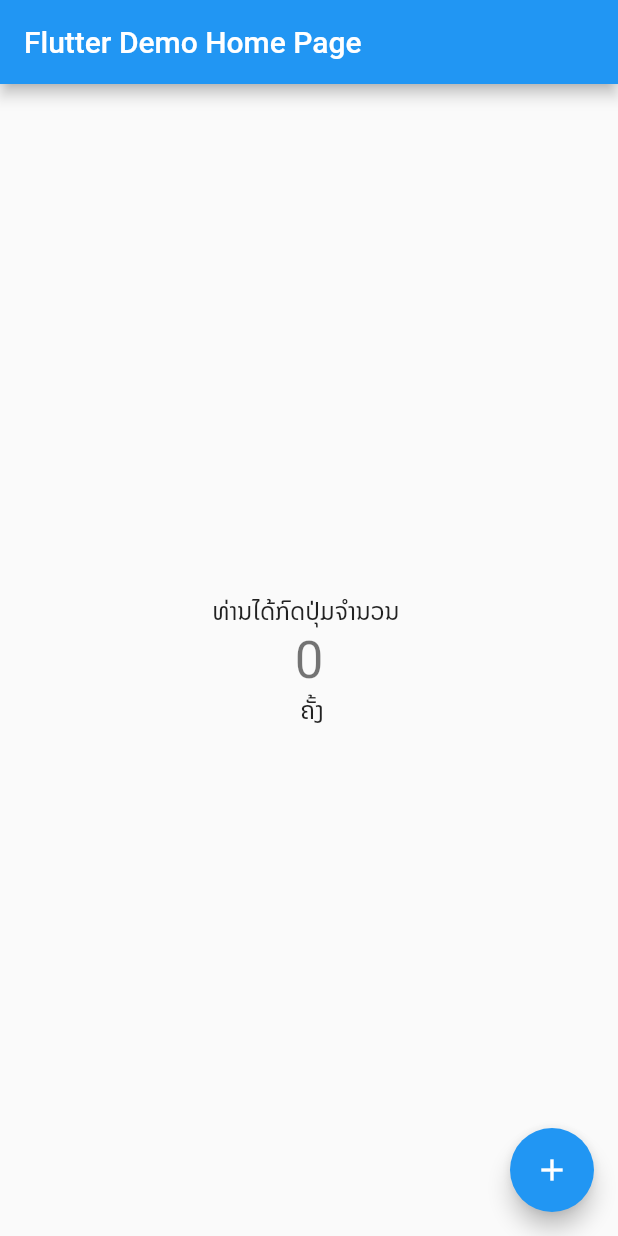
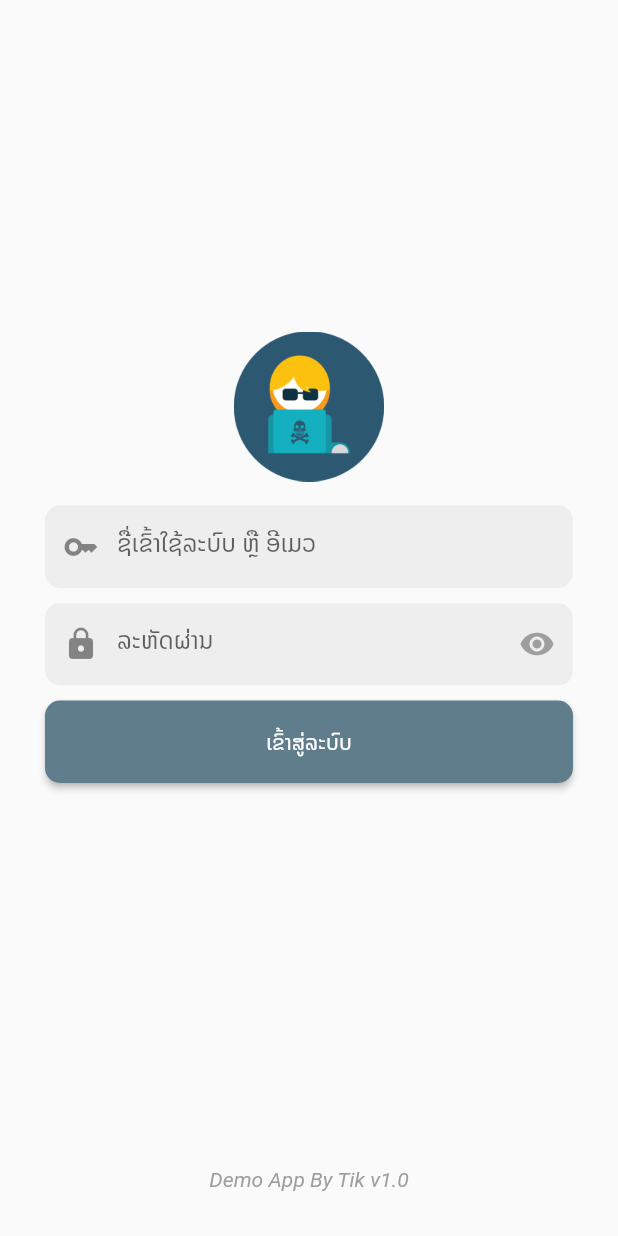
Before and after one commit to khamthalar/flutter_demo, a Flutter app: the screen it shows after launch, on a phone screen of 412 x 824 dp. Run offline on Flutter 3.47's test engine with Material 2 defaults, Android fonts, the phone set to English and light mode, and no system bars.

Commit message:
add login form

```diff
--- /dev/null
+++ b/lib/login.dart
@@ -0,0 +1,102 @@
+import 'package:flutter/material.dart';
+class Login extends StatefulWidget {
+  const Login({Key? key}) : super(key: key);
+
+  @override
+  State<Login> createState() => _LoginState();
+}
+
+class _LoginState extends State<Login> {
+  bool _obscureText = true;
+
+  @override
+  Widget build(BuildContext context) {
+    return Scaffold(
+      body: Padding(
+        padding: const EdgeInsets.all(30.0),
+        child: Column(
+          mainAxisAlignment: MainAxisAlignment.spaceBetween,
+          children: [
+            const SizedBox(height: 5,),
+            Column(
+              children: [
+                Image.asset(
+                  'images/logo.png',
+                  height: 100,
+                  width: 100,
+                ),
+                const SizedBox(height: 16),
+                SizedBox(
+                  height: 55,
+                  child: TextField(
+                    decoration: InputDecoration(
+                      prefixIcon: const Icon(Icons.key),
+                      hintText: 'ຊື່ເຂົ້າໃຊ້ລະບົບ ຫຼື ອີເມວ',
+                      hintStyle: const TextStyle(fontFamily: 'Noto Sans Lao'),
+                      border: OutlineInputBorder(
+                        borderRadius: BorderRadius.circular(10),
+                        borderSide: BorderSide.none,
+                      ),
+                      filled: true,
+                      fillColor: Colors.grey[200],
+                    ),
+                  ),
+                ),
+                const SizedBox(height: 10),
+                SizedBox(
+                  height: 55,
+                  child: TextFormField(
+                    obscureText: _obscureText,
+                    decoration: InputDecoration(
+                      prefixIcon: const Icon(Icons.lock),
+                      hintText: 'ລະຫັດຜ່ານ',
+                      hintStyle: const TextStyle(fontFamily: 'Noto Sans Lao'),
+                      suffixIcon: GestureDetector(
+                      onTap: () {
+                        setState(() {
+                          _obscureText = !_obscureText;
+                        });
+                      },
+                      child: Icon(
+                        _obscureText ? Icons.visibility : Icons.visibility_off,
+                        color: Colors.grey,
+                      ),
+                    ),
+                    border: OutlineInputBorder(
+                      borderRadius: BorderRadius.circular(10),
+                      borderSide: BorderSide.none,
+                    ),
+                    filled: true,
+                    fillColor: Colors.grey[200],
+                    ),
+                  ),
+                ),
+                const SizedBox(height: 10),
+                SizedBox(
+                  height: 55,
+                  width: double.infinity,
+                  child: ElevatedButton(
+                    onPressed: () {
+                        // Perform login action
+                    },
+                    child: const Text('ເຂົ້າສູ່ລະບົບ',style: TextStyle(fontFamily: 'Noto Sans Lao'),),
+                    style: ButtonStyle(
+                      shape: MaterialStateProperty.all(
+                        RoundedRectangleBorder(
+                          borderRadius: BorderRadius.circular(10),
+                          side: BorderSide.none,
+                        ),
+                      )
+                    )
+                  ),
+                ),
+                const SizedBox(height: 70),
+              ],
+            ),
+            const Text("Demo App By Tik v1.0", style: TextStyle(color: Colors.grey,fontStyle: FontStyle.italic),)
+          ],
+        ),
+      ),
+    );
+  }
+}
--- a/lib/main.dart
+++ b/lib/main.dart
@@ -1,4 +1,5 @@
 import 'package:flutter/material.dart';
+import 'package:flutter_demo/login.dart';
 
 void main() {
   runApp(const MyApp());
@@ -13,67 +14,9 @@
       title: 'Flutter Demo',
       debugShowCheckedModeBanner: false,
       theme: ThemeData(
-        primarySwatch: Colors.blue,
+        primarySwatch: Colors.blueGrey,
       ),
-      home: const MyHomePage(
-        title: 'Flutter Demo Home Page'
-      ),
+      home: Login(),
     );
   }
 }
-
-class MyHomePage extends StatefulWidget {
-  const MyHomePage({Key? key, required this.title}) : super(key: key);
-  final String title;
-  @override
-  State<MyHomePage> createState() => _MyHomePageState();
-}
-
-class _MyHomePageState extends State<MyHomePage> {
-  int _counter = 0;
-
-  void _incrementCounter() {
-    setState(() {
-      _counter++;
-    });
-  }
-
-  @override
-  Widget build(BuildContext context) {
-    return Scaffold(
-      appBar: AppBar(
-        title: Text(widget.title),
-      ),
-      body: Center(
-        child: Column(
-          mainAxisAlignment: MainAxisAlignment.center,
-          children: <Widget>[
-            const Text(
-              'ທ່ານໄດ້ກົດປຸ່ມຈໍານວນ ',
-              style: TextStyle(
-                fontFamily: 'Noto Sans Lao',
-                fontSize: 16.0,
-              ),
-            ),
-            Text(
-              '$_counter',
-              style: Theme.of(context).textTheme.headline4,
-            ),
-            const Text(
-              ' ຄັ້ງ',
-              style: TextStyle(
-                fontFamily: 'Noto Sans Lao',
-                fontSize: 16.0,
-              ),
-            ),
-          ],
-        ),
-      ),
-      floatingActionButton: FloatingActionButton(
-        onPressed: _incrementCounter,
-        tooltip: 'Increment',
-        child: const Icon(Icons.add),
-      ),
-    );
-  }
-}
--- a/pubspec.yaml
+++ b/pubspec.yaml
@@ -66,6 +66,8 @@
   # assets:
   #   - images/a_dot_burr.jpeg
   #   - images/a_dot_ham.jpeg
+  assets:
+    - images/
 
   # An image asset can refer to one or more resolution-specific "variants", see
   # https://flutter.dev/assets-and-images/#resolution-aware.
```
Also changed, not shown: 1 other file.
